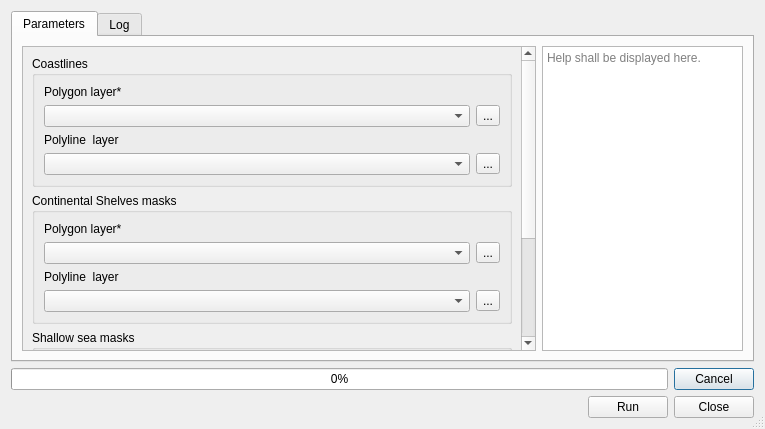
First picture: the form in mask_maker_dialog_base.ui, repository jaminzoda/terra-antiqua, before the edit.
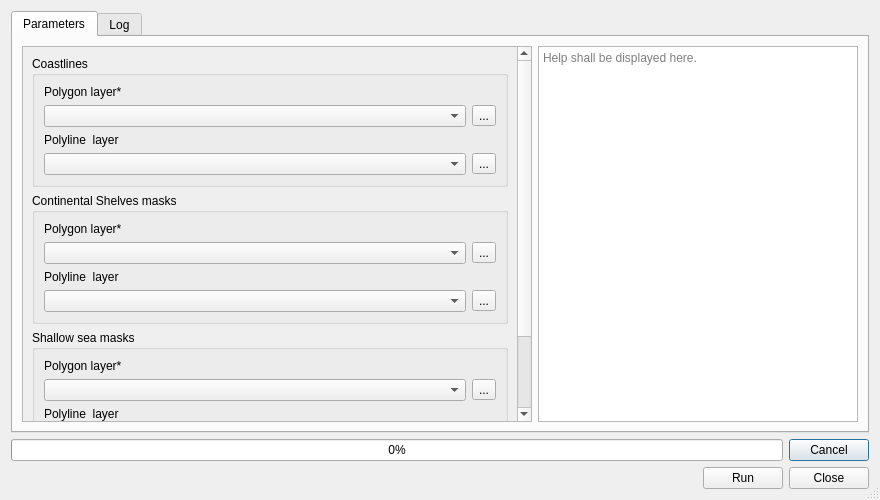
Second picture: the form after the edit. Custom widgets are drawn as their Qt base class.

Commit message:
Made some minor changes to TopoModifier dialog
-Changed the TopoModifier dialog
-Finished implementing progressbar, cancel option,  and log to Topo Modifier
-Resized the dialogs.

What changed in the file:
```diff
--- a/mask_maker_dialog_base.ui
+++ b/mask_maker_dialog_base.ui
@@ -6,8 +6,8 @@
    <rect>
     <x>0</x>
     <y>0</y>
-    <width>765</width>
-    <height>429</height>
+    <width>880</width>
+    <height>500</height>
    </rect>
   </property>
   <property name="sizePolicy">
@@ -48,7 +48,7 @@
              <rect>
               <x>0</x>
               <y>0</y>
-              <width>495</width>
+              <width>491</width>
               <height>472</height>
              </rect>
             </property>
@@ -363,7 +363,7 @@
            </property>
            <property name="maximumSize">
             <size>
-             <width>201</width>
+             <width>320</width>
              <height>16777215</height>
             </size>
            </property>
```
The commit also changes 6 other files.
